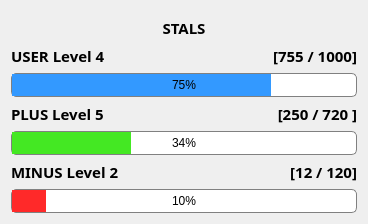
First picture: the form in GitRPG/mainwindow.ui, repository Stals/Git-Rpg, before the edit.
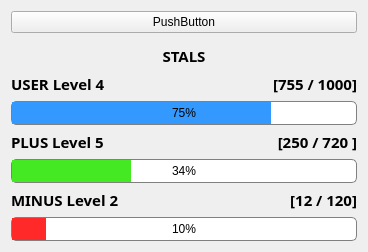
Second picture: the form after the edit.

Patch:
```diff
--- a/GitRPG/mainwindow.ui
+++ b/GitRPG/mainwindow.ui
@@ -21,7 +21,7 @@
   </property>
   <widget class="QWidget" name="centralWidget">
    <layout class="QGridLayout" name="gridLayout_2">
-    <item row="1" column="0">
+    <item row="2" column="0">
      <widget class="QLabel" name="label">
       <property name="sizePolicy">
        <sizepolicy hsizetype="Preferred" vsizetype="Ignored">
@@ -34,7 +34,7 @@
       </property>
      </widget>
     </item>
-    <item row="2" column="0">
+    <item row="3" column="0">
      <layout class="QGridLayout" name="gridLayout">
       <item row="0" column="0">
        <widget class="QLabel" name="userName">
@@ -236,6 +236,13 @@
       </item>
      </layout>
     </item>
+    <item row="1" column="0">
+     <widget class="QPushButton" name="pushButton">
+      <property name="text">
+       <string>PushButton</string>
+      </property>
+     </widget>
+    </item>
    </layout>
   </widget>
  </widget>
```
